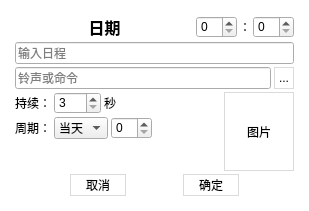
This is editor.ui in noahsai/rili as Qt 5 draws it before an edit. The edited form follows.
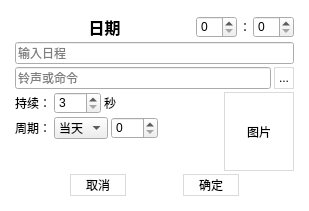
This is the edited form.

Commit message: 增加了日程提醒功能

Diff of the .ui file:
```diff
--- a/editor.ui
+++ b/editor.ui
@@ -238,7 +238,11 @@
             </widget>
            </item>
            <item>
-            <widget class="QSpinBox" name="per"/>
+            <widget class="QSpinBox" name="per">
+             <property name="maximum">
+              <number>366</number>
+             </property>
+            </widget>
            </item>
            <item>
             <spacer name="horizontalSpacer">
```
The commit also changes 1 other file.
